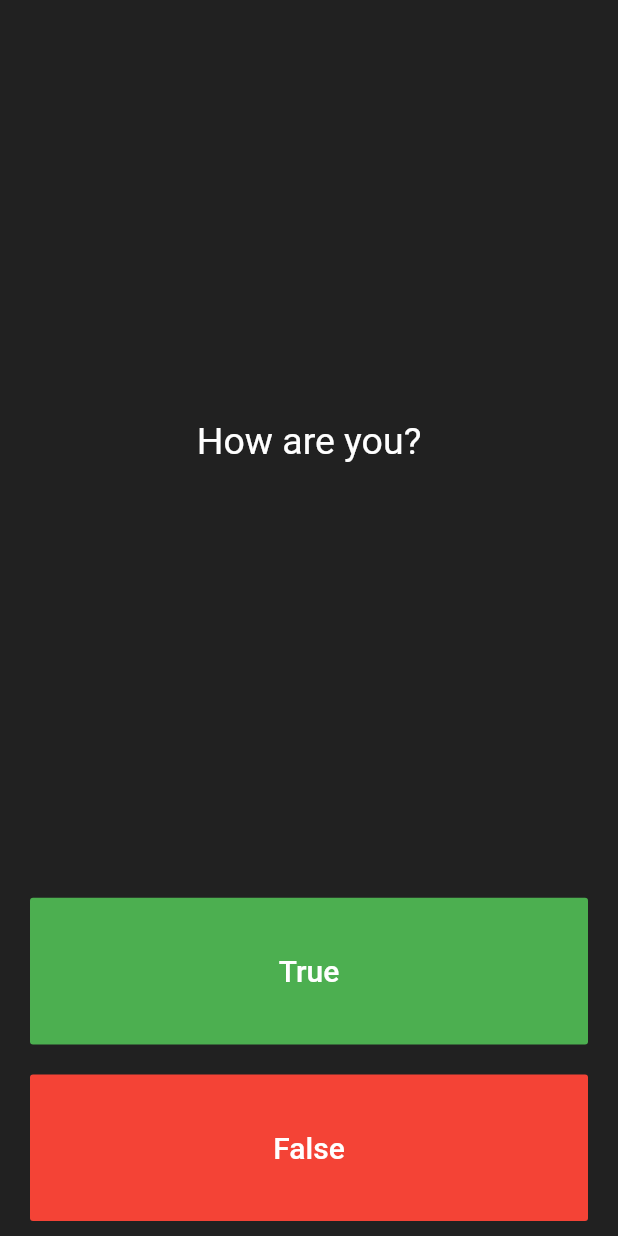
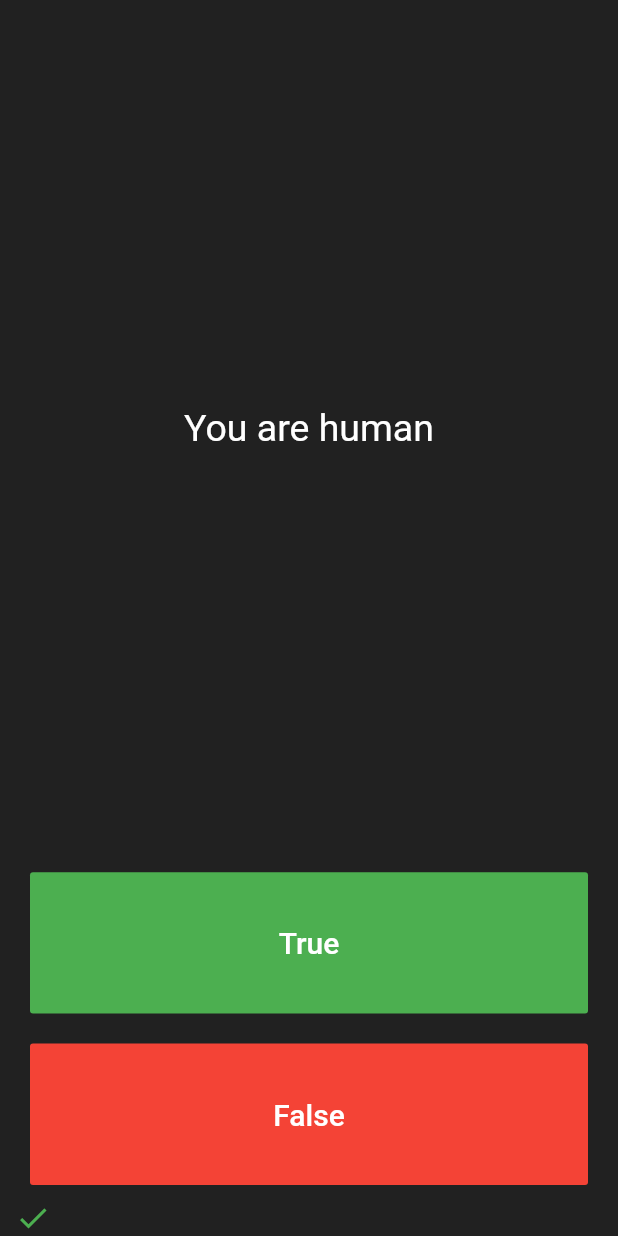
Before and after one commit to satm4444/quizapp, a Flutter app: the screen it shows after launch, after a tap on "True", on a phone screen of 412 x 824 dp. Run offline on Flutter 3.47's test engine with Material 2 defaults, Android fonts, the phone set to English and light mode, and no system bars.

```diff
--- a/lib/main.dart
+++ b/lib/main.dart
@@ -1,6 +1,8 @@
 import 'package:flutter/material.dart';
+import 'package:quizapp/question_controller.dart';
 
 void main() => runApp(MyApp());
+QuestionController qc = new QuestionController();
 
 class MyApp extends StatelessWidget {
   // This widget is the root of your application.
@@ -27,6 +29,9 @@ class QuizPage extends StatefulWidget {
 }
 
 class _QuizPageState extends State<QuizPage> {
+  List<Widget> scoreKeeper = [];
+
+  int questionNo = 0;
   @override
   Widget build(BuildContext context) {
     return Column(
@@ -39,7 +44,7 @@ class _QuizPageState extends State<QuizPage> {
             padding: EdgeInsets.all(10.0),
             child: Center(
               child: Text(
-                "How are you?",
+                qc.questions[questionNo].questionText,
                 textAlign: TextAlign.center,
                 style: TextStyle(
                   fontSize: 25.0,
@@ -61,7 +66,21 @@ class _QuizPageState extends State<QuizPage> {
                   color: Colors.white,
                 ),
               ),
-              onPressed: () {},
+              onPressed: () {
+                setState(() {
+                  if (qc.questions[questionNo].answerResult == true) {
+                    scoreKeeper.add(
+                      Icon(Icons.check, color: Colors.green),
+                    );
+                  } else {
+                    scoreKeeper.add(
+                      Icon(Icons.close, color: Colors.red),
+                    );
+                  }
+
+                  questionNo++;
+                });
+              },
             ),
           ),
         ),
@@ -77,10 +96,27 @@ class _QuizPageState extends State<QuizPage> {
                   color: Colors.white,
                 ),
               ),
-              onPressed: () {},
+              onPressed: () {
+                setState(() {
+                  if (qc.questions[questionNo].answerResult == false) {
+                    scoreKeeper.add(
+                      Icon(Icons.check, color: Colors.green),
+                    );
+                  } else {
+                    scoreKeeper.add(
+                      Icon(Icons.close, color: Colors.red),
+                    );
+                  }
+
+                  questionNo++;
+                });
+              },
             ),
           ),
         ),
+        Row(
+          children: scoreKeeper,
+        )
       ],
     );
   }
--- /dev/null
+++ b/lib/question.dart
@@ -0,0 +1,6 @@
+class Question {
+  String questionText;
+  bool answerResult;
+
+  Question(this.questionText, this.answerResult);
+}
```
Also changed, not shown: lib/question_controller.dart (added, +35 -0 lines).
